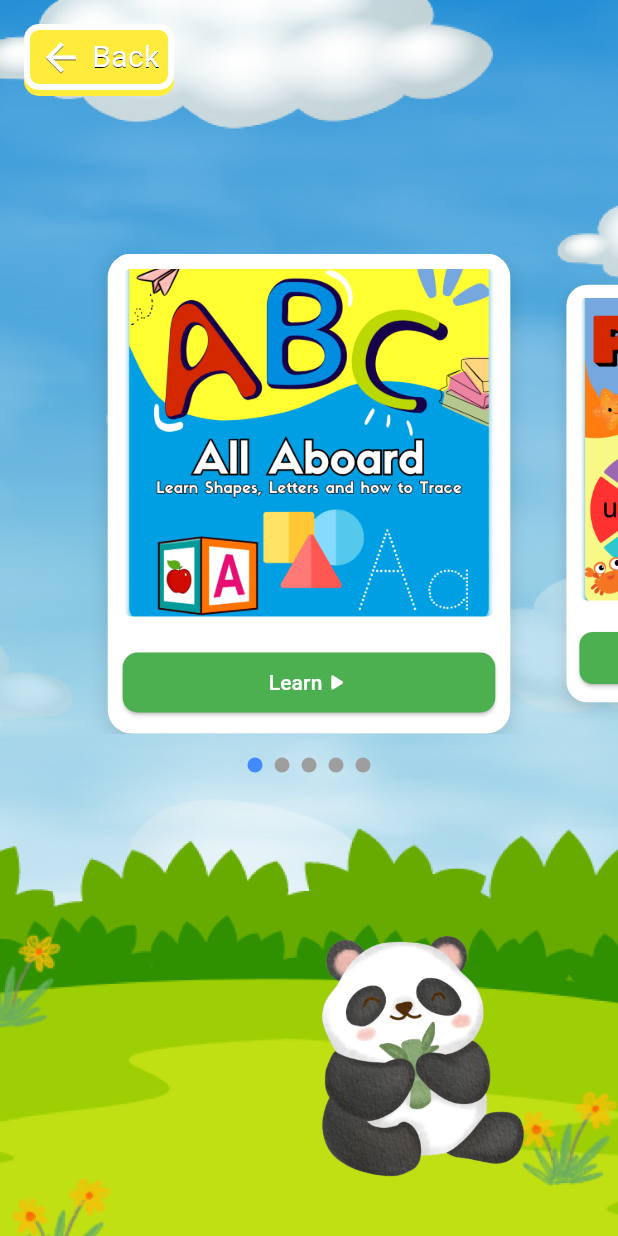
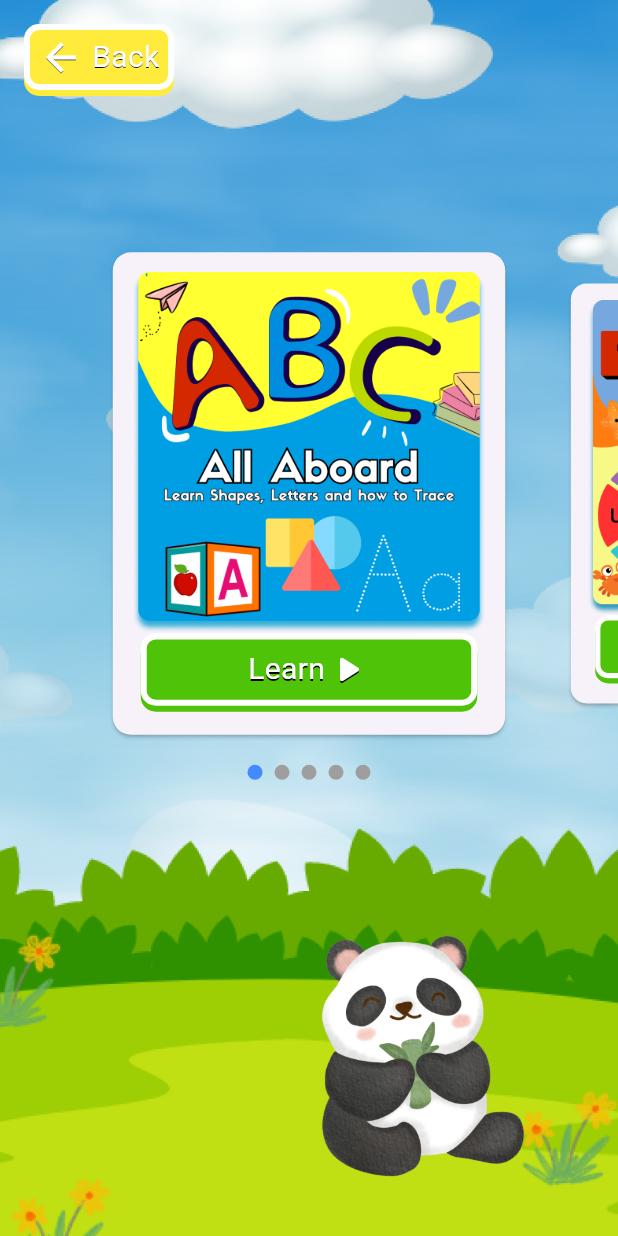
Before and after one commit to DarcMattz/TinyTots, a Flutter app: the LearningListScreen screen opened directly, on a phone screen of 412 x 824 dp. Run offline on Flutter 3.47's test engine with Material 3 defaults, Android fonts, the light colour scheme and no system bars; drawn by our look-alikes of carousel_slider; our stand-ins replace audioplayers, auto_size_text, confetti, flutter_native_splash, gap; Roboto replaces fonts that are missing (Jua).

Commit message:
fix moduleCards ui

```diff
--- a/lib/components/modules.dart
+++ b/lib/components/modules.dart
@@ -1,4 +1,5 @@
 import 'package:flutter/material.dart';
+import 'package:flutter_application_1/components/utils/nice_button.dart';
 
 class Module {
   final String type;
@@ -19,68 +20,45 @@ class ModuleCard extends StatelessWidget {
 
   @override
   Widget build(BuildContext context) {
-    return Container(
-      margin: const EdgeInsets.symmetric(horizontal: 10.0),
+    return Card(
+      child: LayoutBuilder(
+        builder: (context, constraints) {
+          return Padding(
+            padding: EdgeInsets.all(constraints.maxHeight * .04),
+            child: Column(
+              crossAxisAlignment: CrossAxisAlignment.center,
+              children: [
+                Container(
                   decoration: BoxDecoration(
-        color: Colors.white,
-        borderRadius: BorderRadius.circular(16),
-        boxShadow: const [
-          BoxShadow(
-            color: Colors.black12,
-            blurRadius: 10,
-            offset: Offset(0, 4),
+                    borderRadius: BorderRadius.all(
+                      Radius.circular(constraints.maxHeight * .04),
                     ),
-        ],
                   ),
-      child: Column(
-        crossAxisAlignment: CrossAxisAlignment.stretch,
-        children: [
-          Flexible(
-            child: Padding(
-              padding: const EdgeInsets.all(10.0),
-              child: ClipRRect(
-                borderRadius: const BorderRadius.all(Radius.circular(6)),
+                  height: constraints.maxHeight * .75,
                   child: Image.asset(
                     module.imagePath,
-                  fit: BoxFit.cover,
                   ),
                 ),
-            ),
-          ),
-          Padding(
-            padding:
-                const EdgeInsets.all(10.0),
-            child: Column(
-              crossAxisAlignment: CrossAxisAlignment.stretch,
-              children: [
-                ElevatedButton(
-                  onPressed: () {
+                NiceButton(
+                  label: module.type == 'learning' ? 'Learn' : "Explore",
+                  color: Color(0xff4EC307),
+                  shadowColor: Color(0xff4EC307),
+                  icon: Icons.play_arrow_rounded,
+                  iconSize: 30,
+                  method: () {
                     Navigator.push(
                       context,
                       MaterialPageRoute(builder: (context) => module.route),
                     );
                   },
-                  style: ElevatedButton.styleFrom(
-                    backgroundColor: Colors.green,
-                    foregroundColor: Colors.white,
-                    shape: RoundedRectangleBorder(
-                      borderRadius: BorderRadius.circular(10),
-                    ),
-                  ),
-                  child: Row(
-                    mainAxisAlignment: MainAxisAlignment.center,
-                    children: [
-                      module.type == 'learning'
-                          ? const Text('Learn')
-                          : const Text("Explore"),
-                      const Icon(Icons.play_arrow_rounded),
+                  isIconRight: true,
+                  height: constraints.maxHeight * .15,
+                  width: constraints.maxWidth * .8,
+                )
               ],
             ),
-                ),
-              ],
-            ),
-          ),
-        ],
+          );
+        },
       ),
     );
   }
--- a/lib/components/utils/nice_button.dart
+++ b/lib/components/utils/nice_button.dart
@@ -85,12 +85,6 @@ class _NiceButtonState extends State<NiceButton> {
                     color: Colors.white,
                     width: 4,
                   ),
-                  // boxShadow: [
-                  //   BoxShadow(
-                  //     color: widget.shadowColor,
-                  //     offset: Offset(0, _position),
-                  //   ),
-                  // ],
                 ),
                 child: Row(
                   mainAxisAlignment: widget.isIconRight
--- a/lib/screens/learning.dart
+++ b/lib/screens/learning.dart
@@ -2,6 +2,7 @@ import 'package:carousel_slider/carousel_slider.dart';
 import 'package:flutter/material.dart';
 import 'package:flutter_application_1/components/utils/nice_button.dart';
 import 'package:flutter_application_1/components/modules.dart';
+import 'package:flutter_application_1/gen/assets.gen.dart';
 import 'package:flutter_application_1/screens/learning/all_aboard.dart';
 import 'package:flutter_application_1/screens/learning/filipino/filipino.dart';
 import 'package:flutter_application_1/screens/learning/mathematics/mathematics.dart';
@@ -44,12 +45,14 @@ class _LearningListScreenState extends State<LearningListScreen> {
   @override
   Widget build(BuildContext context) {
     return Scaffold(
-      body: Container(
+      body: LayoutBuilder(
+        builder: (context, constraints) {
+          return Container(
             width: double.infinity,
-        decoration: const BoxDecoration(
+            decoration: BoxDecoration(
               color: Colors.lightBlueAccent,
               image: DecorationImage(
-            image: AssetImage('assets/images/background.png'),
+                image: Assets.images.background.provider(),
                 fit: BoxFit.cover,
               ),
             ),
@@ -76,7 +79,7 @@ class _LearningListScreenState extends State<LearningListScreen> {
                       children: [
                         CarouselSlider.builder(
                           options: CarouselOptions(
-                        height: 320,
+                            height: constraints.maxHeight * .4,
                             enlargeCenterPage: true,
                             enableInfiniteScroll: false,
                             initialPage: 0,
@@ -102,8 +105,8 @@ class _LearningListScreenState extends State<LearningListScreen> {
                             children: List.generate(modules.length, (index) {
                               return GestureDetector(
                                 child: Container(
-                              margin:
-                                  const EdgeInsets.symmetric(horizontal: 4.0),
+                                  margin: const EdgeInsets.symmetric(
+                                      horizontal: 4.0),
                                   width: 10,
                                   height: 10,
                                   decoration: BoxDecoration(
@@ -136,6 +139,8 @@ class _LearningListScreenState extends State<LearningListScreen> {
                 ],
               ),
             ),
+          );
+        },
       ),
     );
   }
```
Also changed, not shown: assets/images/filipino/filipino.png. Lines whose indentation alone changed are shown as unchanged.
